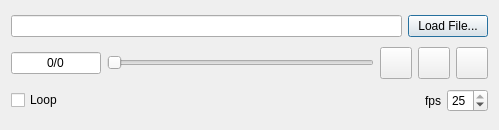
cryos/avogadro, file libavogadro/src/extensions/animationdialog.ui: the form before one commit.
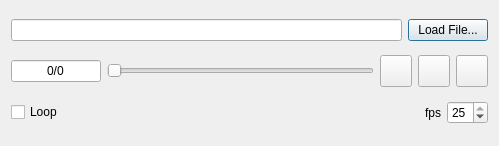
The form after the commit. Icons and pictures are not drawn.

```diff
--- a/libavogadro/src/extensions/animationdialog.ui
+++ b/libavogadro/src/extensions/animationdialog.ui
@@ -6,7 +6,7 @@
     <x>0</x>
     <y>0</y>
     <width>499</width>
-    <height>130</height>
+    <height>146</height>
    </rect>
   </property>
   <property name="windowTitle" >
```
Left out of the diff: 13 changed lines with no effect on the pictures.
